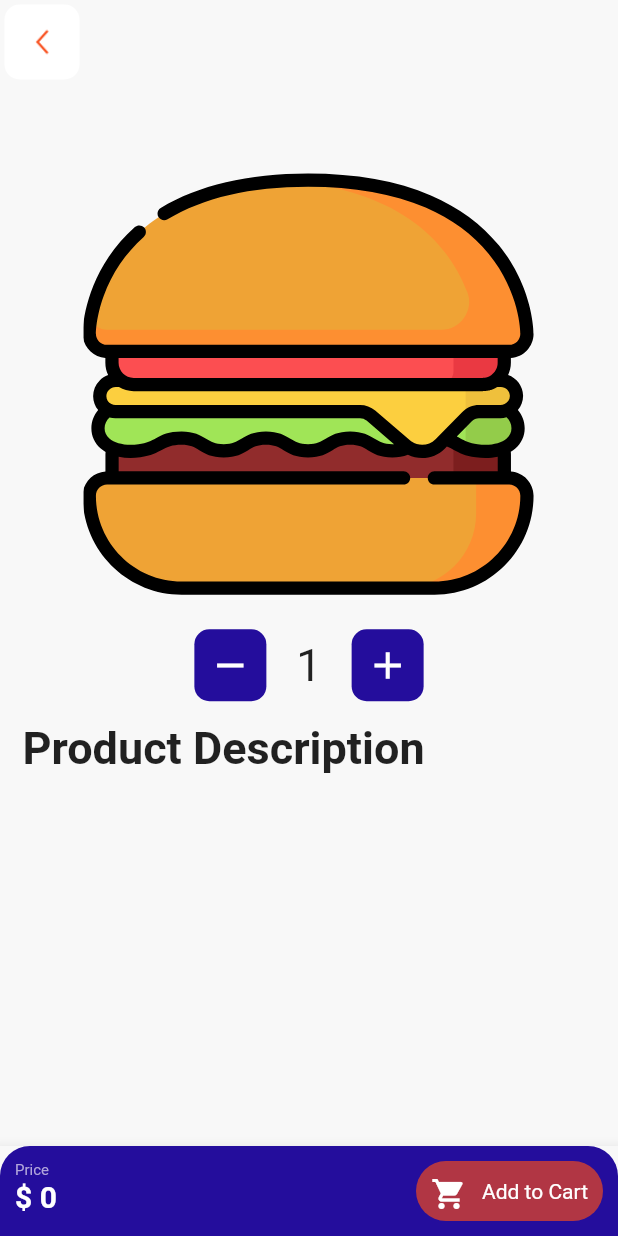
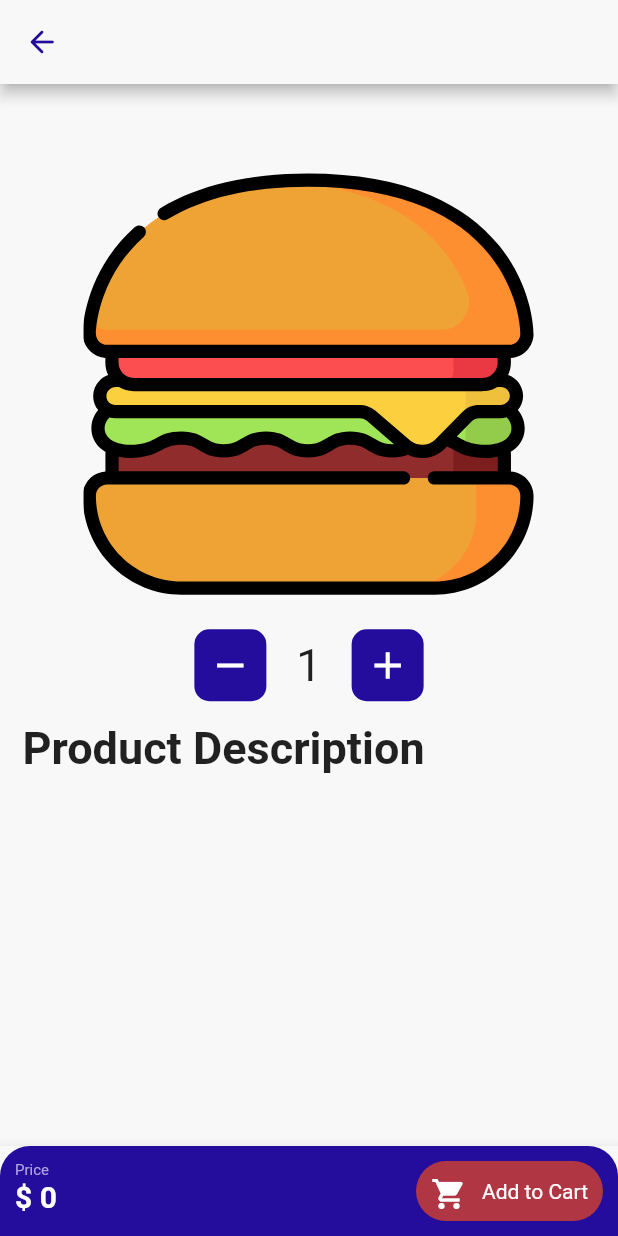
Before and after one commit to akuadane/FlutFood, a Flutter app: the ItemDetail screen opened directly, on a phone screen of 412 x 824 dp. Run offline on Flutter 3.47's test engine with Material 2 defaults, Android fonts, the phone set to English and light mode, and no system bars; our stand-ins replace bloc, equatable, flutter_bloc, flutter_svg, shared_preferences; accounts and stored records are empty; network calls fail; statements that could not run were skipped.

Commit message:
bugs fixed

```diff
--- a/lib/api_config_files.dart
+++ b/lib/api_config_files.dart
@@ -1,3 +1,3 @@
-const _location = "http://10.6.221.47";
+const _location = "http://192.168.0.34";
 const _port = ":5000";
 const baseURL = _location + _port;
--- a/lib/item/models/item.dart
+++ b/lib/item/models/item.dart
@@ -10,10 +10,12 @@ class Item extends Equatable {
       this.price,
       this.description,
       this.categories,
+      this.image,
       this.ingredients});
 
   final int id;
   final String name;
+  final String image;
   final int price;
   final String description;
   final List<Categories> categories;
@@ -26,19 +28,20 @@ class Item extends Equatable {
     //TODO make the catagories and ingredients lists so that they match the data from the API
     List<Categories> tempCategories = [];
     List<Ingredients> tempIngredients = [];
-
-    for (int i = 0; i < json["categories"].length; i++) {
-      tempCategories.add(Categories.fromJson(json["categories"][i]));
-    }
-
-    for (int i = 0; i < json["ingredients"].length; i++) {
-      tempIngredients.add(Ingredients.fromJson(json["ingredients"][i]));
-    }
+    // if(json["categories"]!=null)
+    //   for (int i = 0; i < json["categories"].length; i++) {
+    //     tempCategories.add(Categories.fromJson(json["categories"][i]));
+    //   }
+    //
+    //   for (int i = 0; i < json["ingredients"].length; i++) {
+    //     tempIngredients.add(Ingredients.fromJson(json["ingredients"][i]));
+    //   }
 
     return Item(
       id: json['id'],
       name: json['name'],
       price: json['price'],
+      image: json['image'],
       description: json['description'],
       categories: tempCategories,
       ingredients: tempIngredients,
--- a/lib/item/screens/index.dart
+++ b/lib/item/screens/index.dart
@@ -2,6 +2,7 @@ import 'package:flut_food/cart/screens/list_cart.dart';
 import 'package:flut_food/colors.dart';
 import 'package:flut_food/item/screens/home.dart';
 import 'package:flutter/material.dart';
+import 'package:flutter/services.dart';
 
 import '../../order/screens/screens.dart';
 
@@ -16,7 +17,9 @@ class _HomeHolderState extends State<HomeHolder> {
 
   @override
   Widget build(BuildContext context) {
-    return Scaffold(
+    return WillPopScope(
+      onWillPop: () => SystemNavigator.pop(),
+      child: Scaffold(
         body: PageView(
           controller: this._pageController,
           children: [
@@ -78,6 +81,7 @@ class _HomeHolderState extends State<HomeHolder> {
             ),
           ],
         ),
+      ),
     );
   }
 }
--- a/lib/item/screens/item_detail.dart
+++ b/lib/item/screens/item_detail.dart
@@ -20,6 +20,7 @@ class _ItemDetailState extends State<ItemDetail> {
   int _amount = 1;
   int _price = 0;
   String _name = "";
+  String image = "";
   String _description = "";
 
   @override
@@ -27,6 +28,7 @@ class _ItemDetailState extends State<ItemDetail> {
     this._price = widget.item.price;
     this._description = widget.item.description;
     this._name = widget.item.name;
+    this.image = widget.item.image;
     super.initState();
   }
 
@@ -34,21 +36,16 @@ class _ItemDetailState extends State<ItemDetail> {
   Widget build(BuildContext context) {
     return Scaffold(
       appBar: AppBar(
-        leading: Container(
-          margin: EdgeInsets.all(3),
-          decoration: BoxDecoration(
-            borderRadius: BorderRadius.circular(10),
-            color: Colors.white,
-          ),
-          child: FlatButton(
+        leading: IconButton(
           onPressed: () {
             Navigator.pop(context);
           },
-            child: Image.asset("assets/images/backarrow.png"),
+          icon: Icon(
+            Icons.arrow_back_rounded,
+            color: kLoginMainColor,
           ),
         ),
         backgroundColor: backgroundColor,
-        elevation: 0,
       ),
       backgroundColor: backgroundColor,
       body: SafeArea(
@@ -69,9 +66,14 @@ class _ItemDetailState extends State<ItemDetail> {
                     fontWeight: FontWeight.bold,
                   ),
                 ),
-                SvgPicture.asset(
+                (this.image == "")
+                    ? SvgPicture.asset(
                         "assets/images/burger.svg",
-                  width: MediaQuery.of(context).size.width,
+                        height: 300,
+                      )
+                    : Image.network(
+                        this.image,
+                        fit: BoxFit.cover,
                         height: 300,
                       ),
                 Row(
@@ -191,6 +193,7 @@ class _ItemDetailState extends State<ItemDetail> {
 
                     if (userState is UserSuccessfullySignedIn) {
                       int userId = userState.user.id;
+
                       BlocProvider.of<CartBloc>(context).add(AddOrder(
                         Order(
                           itemId: widget.item.id,
--- a/lib/user/repository/user_repository.dart
+++ b/lib/user/repository/user_repository.dart
@@ -10,6 +10,10 @@ class UserRepository {
 
   Future<User> getUserByUserName(String username) async {
     return await this.userProvider.getUserByUserName(username);
+  }
+
+  Future<User> getUserById() async {
+    return await this.userProvider.getUserById();
   }
 
   Future<User> signInUser(String username, String password) async {
--- a/pubspec.yaml
+++ b/pubspec.yaml
@@ -32,6 +32,7 @@ dependencies:
   equatable: ^1.2.6
   meta: ^1.2.4
   flutter_bloc: ^6.1.2
+  shared_preferences: ^0.5.12+4
 
 dev_dependencies:
   flutter_test:
```
Also changed, not shown: lib/item/data_provider/item_data.dart (+14 -4 lines), lib/item/screens/home.dart (+13 -6 lines), lib/order/data_provider/order_provider.dart (+8 -3 lines), lib/order/screens/order_list_screen.dart (+11 -1 lines), lib/order/screens/order_update_screen.dart (+19 -6 lines), lib/user/bloc/user_bloc.dart (+8 -0 lines), lib/user/data_provider/user_provider.dart (+38 -4 lines), lib/user/screens/login.dart (+11 -3 lines), lib/user/screens/profile.dart (+12 -0 lines), lib/user/screens/signup.dart (+6 -1 lines), lib/widgets/singup_container.dart (+6 -3 lines), pubspec.lock. Lines whose indentation alone changed are shown as unchanged.
